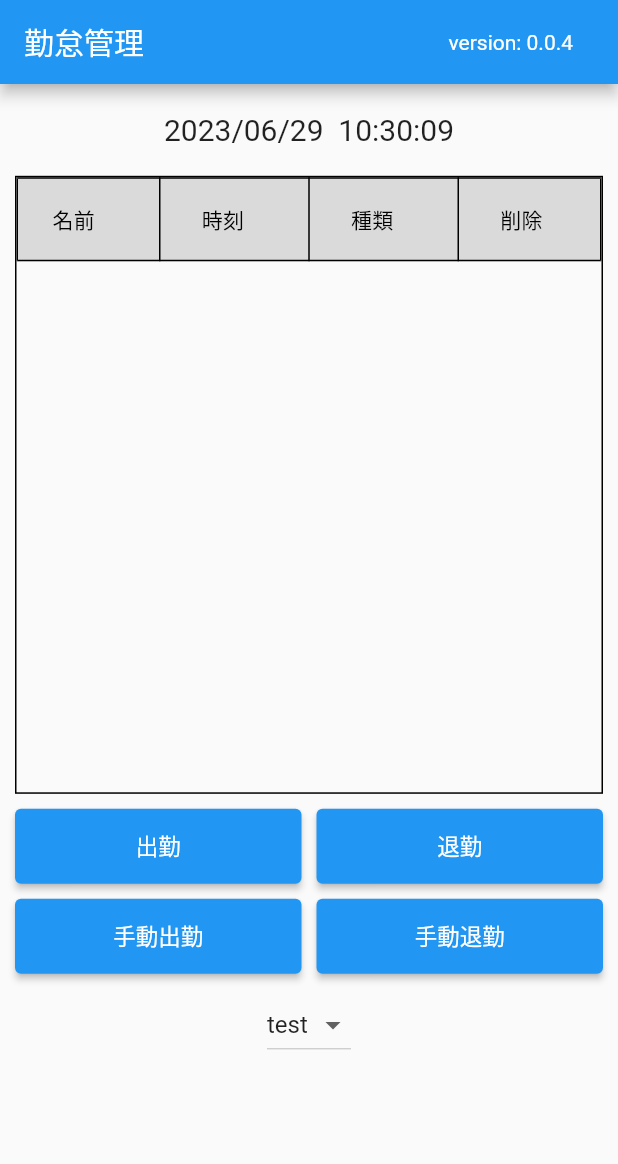
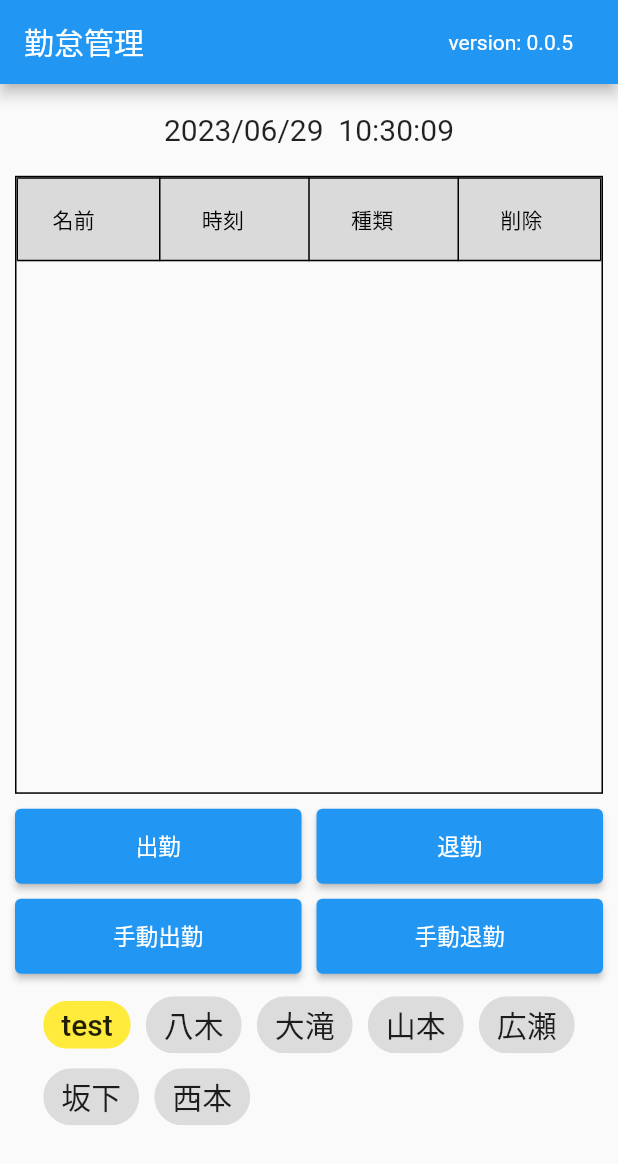
Before and after one commit to tyagiwork0419/attendance_manager, a Flutter app: the screen it shows after launch, after a tap on "出勤", on a phone screen of 412 x 824 dp. Shown: the top 1164 px of the screen. Run offline on Flutter 3.47's test engine with Material 2 defaults, Android fonts, the phone set to English and light mode, and no system bars; network calls fail.

Commit message:
ver0.0.5

```diff
--- a/lib/application/constants.dart
+++ b/lib/application/constants.dart
@@ -1,5 +1,5 @@
 class Constants {
-  static const String version = '0.0.4';
+  static const String version = '0.0.5';
 
   static const String apiUrl =
       'https://script.googleapis.com/v1/scripts/AKfycbzbD2EI-G63Jkk9BwLV8yJNTnsQkIEcr0z_gDY--b9AIBXJSksTbGZRqg-Q8Vf27W_J:run';
--- /dev/null
+++ b/lib/ui/components/data_table_view.dart
@@ -0,0 +1,37 @@
+import 'package:flutter/material.dart';
+
+class DataTableView extends StatefulWidget {
+  late ScrollController? scrollController = ScrollController();
+  late List<DataRow> dataRowList;
+
+  DataTableView({super.key, this.scrollController, required this.dataRowList}) {
+    scrollController ??= ScrollController();
+  }
+
+  @override
+  State<DataTableView> createState() => _DataTableViewState();
+}
+
+class _DataTableViewState extends State<DataTableView> {
+  //final ScrollController _scrollController = ScrollController();
+  //late List<DataRow> _dataRowList;
+
+  @override
+  Widget build(BuildContext context) {
+    return Container(
+        decoration: BoxDecoration(border: Border.all(width: 1)),
+        child: SingleChildScrollView(
+            controller: widget.scrollController,
+            child: DataTable(
+                border: TableBorder.all(),
+                headingRowColor: MaterialStateColor.resolveWith(
+                    (states) => const Color.fromARGB(255, 218, 218, 218)),
+                columns: const [
+                  DataColumn(label: Text('名前')),
+                  DataColumn(label: Text('時刻')),
+                  DataColumn(label: Text('種類')),
+                  DataColumn(label: Text('削除')),
+                ],
+                rows: widget.dataRowList)));
+  }
+}
--- a/lib/ui/datetime_picker_dialog.dart
+++ b/lib/ui/components/datetime_picker_dialog.dart
@@ -42,8 +42,6 @@ class _DateTimePickerDialogState extends State<DateTimePickerDialog> {
     return AlertDialog(
         title: const Text('手動設定'),
         content: SizedBox(
-            //width: MediaQuery.of(context).size.height * 0.5,
-            //height: MediaQuery.of(context).size.height * 0.5,
             child: Row(children: [
           TextButton(
             child: Text(_dateString, style: _textPickerStyle),
--- a/lib/ui/my_home_page.dart
+++ b/lib/ui/my_home_page.dart
@@ -8,8 +8,9 @@ import '../services/gas_client.dart';
 import '../services/attendance_service.dart';
 import '../application/constants.dart';
 
-import 'datetime_picker_dialog.dart';
-import 'delete_dialog.dart';
+import 'components/data_table_view.dart';
+import 'components/datetime_picker_dialog.dart';
+import 'components/delete_dialog.dart';
 
 class MyHomePage extends StatefulWidget {
   const MyHomePage({super.key, required this.title});
@@ -23,14 +24,14 @@ class MyHomePage extends StatefulWidget {
 class _MyHomePageState extends State<MyHomePage> {
   final sheetId = '2023年';
 
-  late List<DataRow> _dataRowList;
+  final List<DataRow> _dataRowList = [];
 
   late GasClient _gasClient;
   late AttendanceService _attendanceService;
 
   final TextStyle _buttonTextStyle = const TextStyle(fontSize: 15);
 
-  final List<String> nameList = <String>[
+  final List<String> _nameList = <String>[
     'test',
     '八木',
     '大滝',
@@ -39,7 +40,7 @@ class _MyHomePageState extends State<MyHomePage> {
     '坂下',
     '西本'
   ];
-  late String _dropdownValue;
+  //late String _dropdownValue;
   late TimeOfDay selectedTime;
 
   final EdgeInsets topBottomPadding = const EdgeInsets.fromLTRB(0, 10, 0, 10);
@@ -53,15 +54,20 @@ class _MyHomePageState extends State<MyHomePage> {
 
   final List<AttendData> _dataList = [];
 
+  int _choiceIndex = 0;
+  String get _chooseName {
+    return _nameList[_choiceIndex];
+  }
+
   @override
   void initState() {
     super.initState();
-    _dropdownValue = nameList.first;
+    //_dropdownValue = _nameList.first;
     selectedTime = TimeOfDay.now();
-    _dataRowList = <DataRow>[];
     _gasClient = GasClient(Constants.clientId, Constants.clientSecret,
         Constants.refreshToken, Constants.tokenUrl, Constants.apiUrl);
     _attendanceService = AttendanceService(_gasClient);
+
     DateTime now = DateTime.now();
     _clockString = _clockFormat.format(now);
 
@@ -183,7 +189,8 @@ class _MyHomePageState extends State<MyHomePage> {
   Future<List<AttendData>> _setClock(AttendType type) async {
     DateTime now = DateTime.now();
     String sheetName = _getSheetName(now);
-    String name = _dropdownValue;
+    //String name = _dropdownValue;
+    String name = _chooseName;
     AttendData data = AttendData(name, type, now);
     List<AttendData> result =
         await _attendanceService.setClock(sheetId, sheetName, data);
@@ -225,7 +232,8 @@ class _MyHomePageState extends State<MyHomePage> {
 
     if (dateTime != null) {
       String sheetName = _getSheetName(dateTime);
-      String name = _dropdownValue;
+      //String name = _dropdownValue;
+      String name = _chooseName;
       AttendData data = AttendData(name, type, dateTime);
 
       List<AttendData> result =
@@ -283,24 +291,10 @@ class _MyHomePageState extends State<MyHomePage> {
                     child: SizedBox(
                         width: double.infinity,
                         height: MediaQuery.of(context).size.height * 0.5,
-                        child: Container(
-                            decoration:
-                                BoxDecoration(border: Border.all(width: 1)),
-                            child: SingleChildScrollView(
-                                controller: _scrollController,
-                                child: DataTable(
-                                    border: TableBorder.all(),
-                                    headingRowColor:
-                                        MaterialStateColor.resolveWith(
-                                            (states) => const Color.fromARGB(
-                                                255, 218, 218, 218)),
-                                    columns: const [
-                                      DataColumn(label: Text('名前')),
-                                      DataColumn(label: Text('時刻')),
-                                      DataColumn(label: Text('種類')),
-                                      DataColumn(label: Text('削除')),
-                                    ],
-                                    rows: _dataRowList))))),
+                        child: DataTableView(
+                          scrollController: _scrollController,
+                          dataRowList: _dataRowList,
+                        ))),
                 Row(mainAxisAlignment: MainAxisAlignment.center, children: [
                   /*
                   Expanded(
@@ -343,7 +337,27 @@ class _MyHomePageState extends State<MyHomePage> {
                               child: Text('手動退勤', style: _buttonTextStyle)))),
                 ]),
                 Padding(
-                    padding: allPadding,
+                  padding: allPadding,
+                  child: Column(children: [
+                    Wrap(
+                        spacing: 10,
+                        children:
+                            // _choiceChipList)]),
+                            List<ChoiceChip>.generate(_nameList.length,
+                                (int index) {
+                          return ChoiceChip(
+                            label: Text(_nameList[index],
+                                style: const TextStyle(fontSize: 20)),
+                            selectedColor: Colors.yellow,
+                            selected: _choiceIndex == index,
+                            onSelected: (selected) {
+                              _choiceIndex = index;
+                            },
+                          );
+                        }))
+                  ]),
+
+                  /*
                     child: DropdownButton<String>(
                         value: _dropdownValue,
                         items: nameList
@@ -355,7 +369,8 @@ class _MyHomePageState extends State<MyHomePage> {
                           setState(() {
                             _dropdownValue = value!;
                           });
-                        }))
+                        })*/
+                )
               ])),
             )));
   }
```
Also changed, not shown: lib/ui/components/delete_dialog.dart (renamed from lib/ui/delete_dialog.dart).
